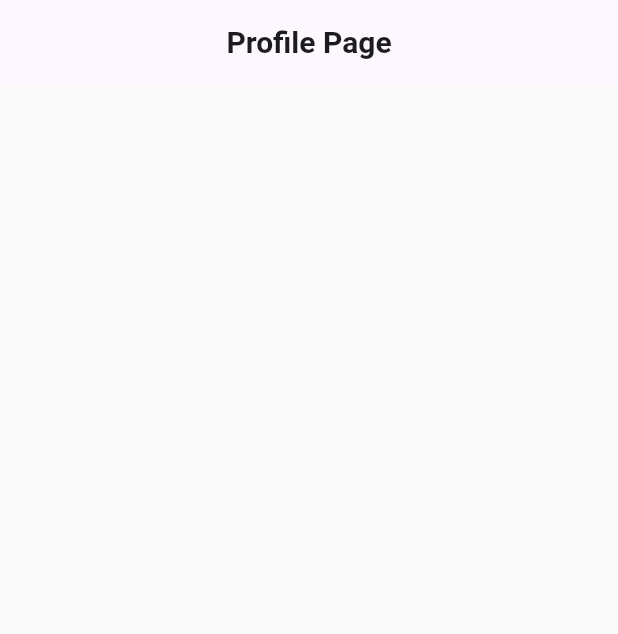
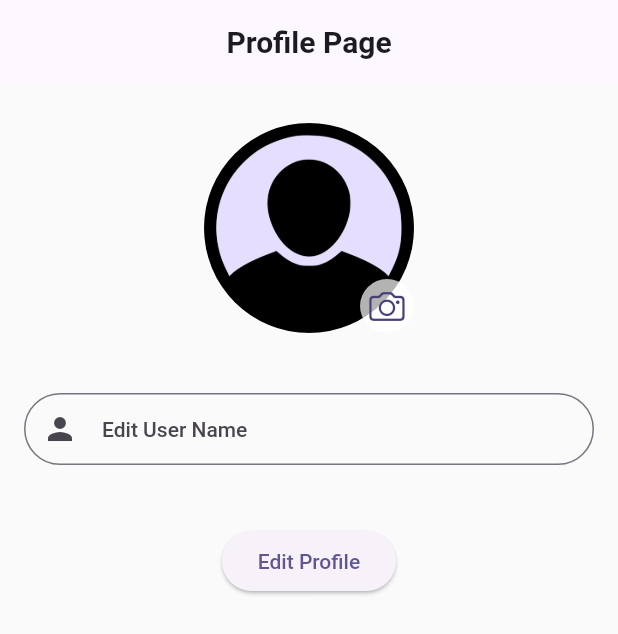
Before and after one commit to BaberHashmi512/chat_app_firebase, a Flutter app: the ProfileScreen screen opened directly, on a phone screen of 412 x 824 dp. Shown: the top 634 px of the screen. Run offline on Flutter 3.47's test engine with Material 2 defaults, Android fonts, the phone set to English and light mode, and no system bars; our stand-ins replace cloud_firestore, firebase_auth, firebase_core, firebase_messaging, firebase_storage, image_cropper and 1 more; accounts and stored records are empty.

```diff
--- a/lib/screens/profile.dart
+++ b/lib/screens/profile.dart
@@ -1,4 +1,8 @@
+import 'dart:io';
+
+import 'package:flutter/cupertino.dart';
 import 'package:flutter/material.dart';
+import 'package:image_picker/image_picker.dart';
 
 class ProfileScreen extends StatefulWidget {
   const ProfileScreen({super.key});
@@ -8,6 +12,10 @@ class ProfileScreen extends StatefulWidget {
 }
 
 class _ProfileScreenState extends State<ProfileScreen> {
+  ImageProvider? _selectedImage;
+  File? _profileImage;
+  String imgPath = "";
+
   @override
   Widget build(BuildContext context) {
     return Scaffold(
@@ -21,6 +29,98 @@ class _ProfileScreenState extends State<ProfileScreen> {
           ),
         ),
       ),
+      body: SingleChildScrollView(
+        child: Padding(
+          padding: const EdgeInsets.all(16.0),
+          child: Column(
+            children: [
+              const SizedBox(
+                height: 10,
+              ),
+              Center(
+                child: CircleAvatar(
+                  radius: 70,
+                  backgroundImage: _selectedImage ??
+                      (imgPath.isNotEmpty
+                          ? NetworkImage(imgPath)
+                          : AssetImage('assets/images/avatar.png')
+                              as ImageProvider),
+                  child: Stack(
+                    children: [
+                      Align(
+                        alignment: Alignment.bottomRight,
+                        child: CircleAvatar(radius: 18,
+                        backgroundColor: Colors.white70,
+                        child: GestureDetector(
+                          onTap: getImage,
+                          child: const Icon(CupertinoIcons.camera),
+                        ),
+                        ),
+                      )
+                    ],
+                  ),
+                ),
+              ),
+              const SizedBox(height: 40,),
+              TextField(
+                decoration: InputDecoration(
+                  prefixIcon: const Icon(Icons.person),
+                  hintText: "Edit User Name",
+                  border: OutlineInputBorder(
+                    borderRadius: BorderRadius.circular(50)
+                  )
+                ),
+              ),
+              SizedBox(height: 40,),
+              ElevatedButton(onPressed: (){}, child: Text("Edit Profile"))
+            ],
+          ),
+        ),
+      ),
     );
   }
+
+
+  Future<void> getImage() async {
+    showDialog(
+      context: context,
+      builder: (BuildContext context) {
+        return AlertDialog(
+          title: const Text("Choose an Image"),
+          content: SingleChildScrollView(
+            child: ListBody(
+              children: <Widget>[
+                GestureDetector(
+                  child: const Text("Camera"),
+                  onTap: () {
+                    Navigator.pop(context);
+                    _pickImage(ImageSource.camera);
+                  },
+                ),
+                const SizedBox(height: 10),
+                GestureDetector(
+                  child: const Text("Gallery"),
+                  onTap: () {
+                    Navigator.pop(context);
+                    _pickImage(ImageSource.gallery);
+                  },
+                ),
+              ],
+            ),
+          ),
+        );
+      },
+    );
+  }
+
+  Future<void> _pickImage(ImageSource source) async {
+    final picker = ImagePicker();
+    final pickedImage = await picker.pickImage(source: source);
+    if (pickedImage != null) {
+      setState(() {
+        _profileImage = File(pickedImage.path);
+        _selectedImage = FileImage(File(pickedImage.path));
+      });
+    }
+  }
 }
```
Also changed, not shown: lib/screens/auth.dart (+17 -4 lines), assets/images/avatar.png (added).
